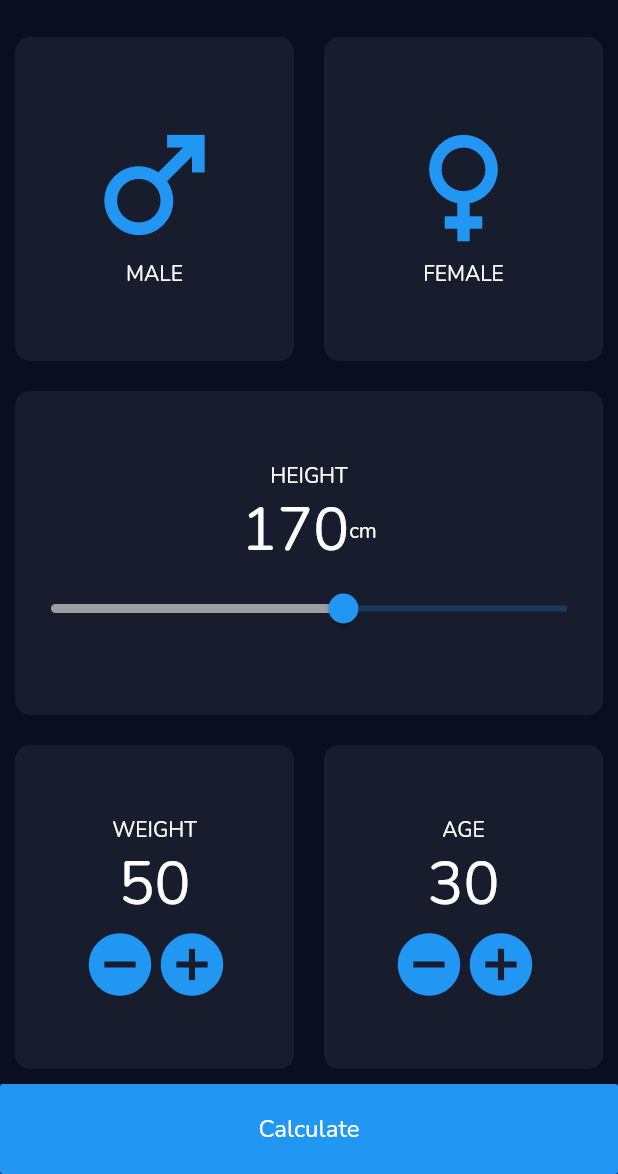
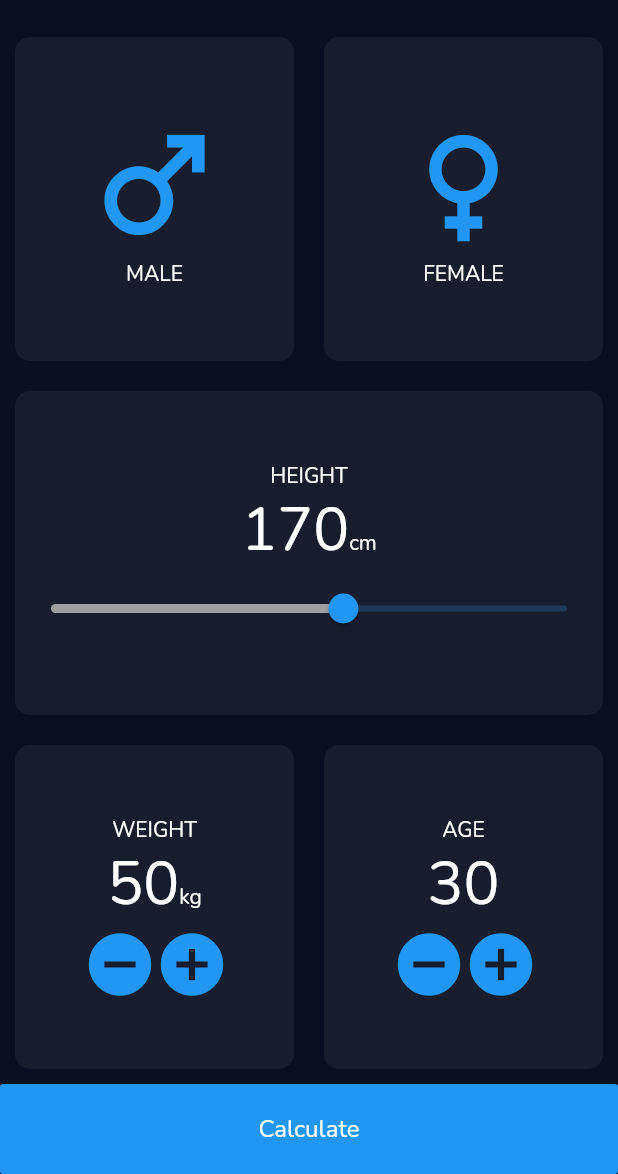
Before and after one commit to ahm3dElgharbawy/Flutter-BMI-Calculator, a Flutter app: the screen it shows after launch, on a phone screen of 412 x 824 dp, the part 62-1236 px from its top. Run offline on Flutter 3.47's test engine with Material 2 defaults, Android fonts, the phone set to English and light mode, and no system bars.

Commit message:
second commit

```diff
--- a/lib/view/screens/home.dart
+++ b/lib/view/screens/home.dart
@@ -89,6 +89,8 @@ class _HomeState extends State<Home> {
                       customText(text: "HEIGHT"),
                       Row(
                         mainAxisAlignment: MainAxisAlignment.center,
+                        crossAxisAlignment: CrossAxisAlignment.baseline,
+                        textBaseline: TextBaseline.alphabetic,
                         children: [
                           customText(text: height.toString(), size: 40),
                           customText(text: "cm"),
@@ -114,7 +116,15 @@ class _HomeState extends State<Home> {
                           mainAxisAlignment: MainAxisAlignment.center,
                           children: [
                             customText(text: "WEIGHT"),
-                            customText(text: weight.toString(), size: 40),
+                            Row(
+                              mainAxisAlignment: MainAxisAlignment.center,
+                              crossAxisAlignment: CrossAxisAlignment.baseline,
+                              textBaseline: TextBaseline.alphabetic,
+                              children: [
+                                customText(text: weight.toString(), size: 40),
+                                customText(text: "kg")
+                              ],
+                            ),
                             Row(
                                 mainAxisAlignment: MainAxisAlignment.center,
                                 children: [
```
Also changed, not shown: 2 other files.
